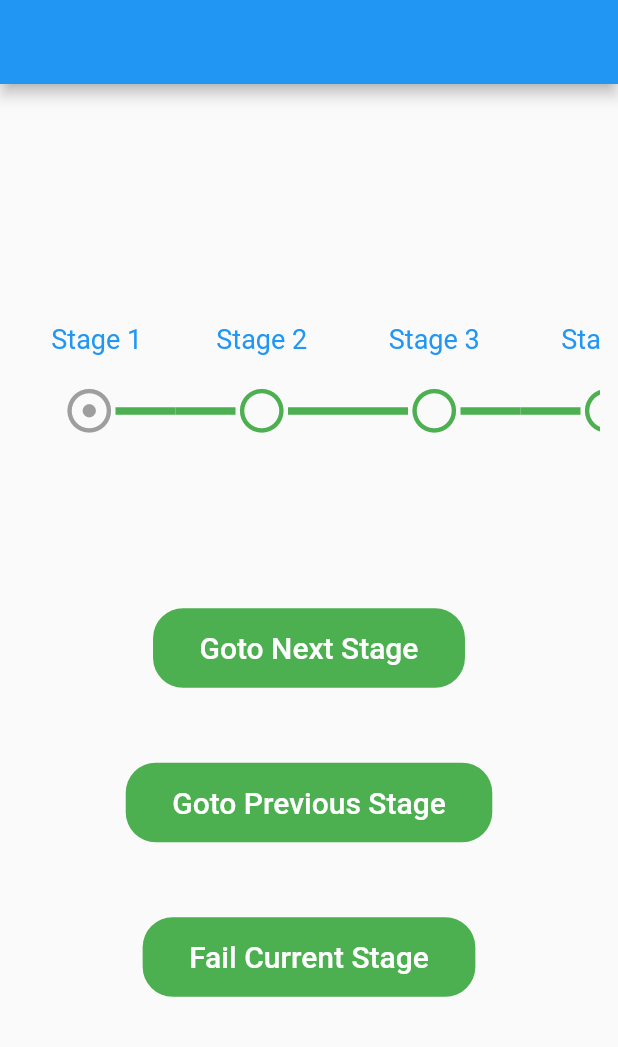
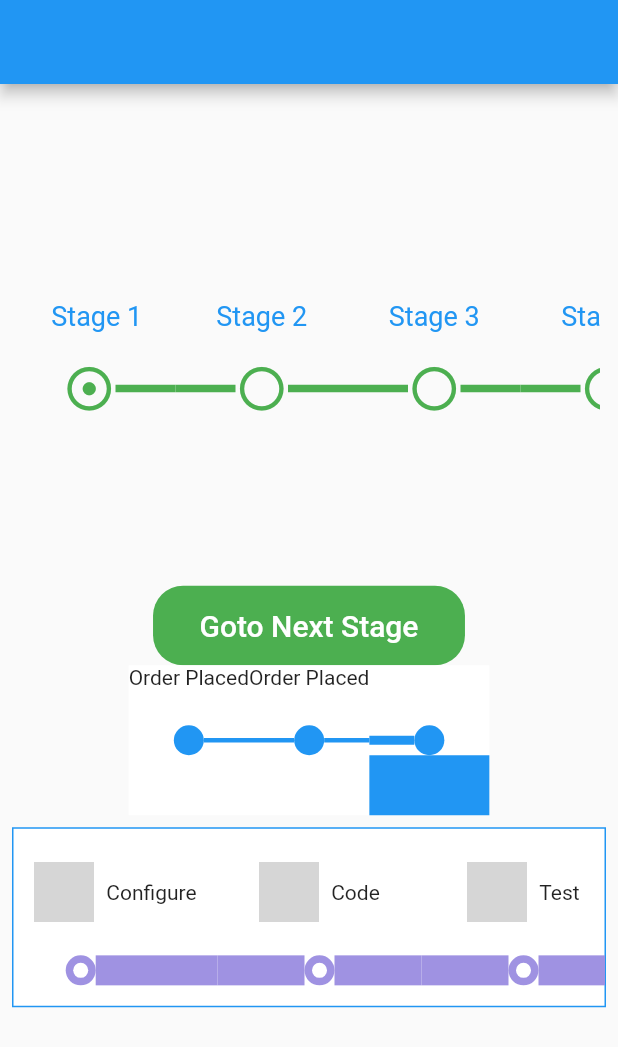
Before and after one commit to tonujewel/CustomTimeline, a Flutter app: the screen it shows after launch, on a phone screen of 412 x 824 dp. Shown: the top 1047 px of the screen. Run offline on Flutter 3.47's test engine with Material 2 defaults, Android fonts, the phone set to English and light mode, and no system bars; drawn by our look-alikes of scrollable_positioned_list, timeline_tile; grey boxes are pictures that could not be loaded.

Commit message:
new stepper added

```diff
--- a/lib/HorizontalTimeline/ProgressTimelineTopTitle.dart
+++ b/lib/HorizontalTimeline/ProgressTimelineTopTitle.dart
@@ -39,6 +39,8 @@ class ProgressTimelineTopTitle extends StatefulWidget {
   /// Style of text used to display stage title
   final TextStyle textStyle;
 
+  final int currentIndex ;
+
   ProgressTimelineTopTitle(
       {@required this.states,
         this.height,
@@ -50,13 +52,17 @@ class ProgressTimelineTopTitle extends StatefulWidget {
         this.connectorLength,
         this.connectorWidth,
         this.connectorColor,
-        this.uncheckedIcon});
+        this.uncheckedIcon,
+        this.currentIndex});
 
   final _ProgressTimelineTopTitleState state = new _ProgressTimelineTopTitleState();
 
   /// method to jump to next stage in the process.
   void gotoNextStage() {
     state.gotoNextStage();
+  }
+void currentStage(int currentStage) {
+    state.currentStage(currentStage);
   }
 
   /// method to mark the current stage as failed.
@@ -98,6 +104,12 @@ class _ProgressTimelineTopTitleState extends State<ProgressTimelineTopTitle> {
             duration: Duration(milliseconds: 1000),
             curve: Curves.fastOutSlowIn);
       }
+    });
+  }
+
+  void currentStage(int currentStage){
+    setState(() {
+      currentStageIndex = currentStage;
     });
   }
 
@@ -263,7 +275,7 @@ class _RenderedState extends StatelessWidget {
     )
         : Icon(
       Icons.adjust,
-      color: Colors.grey,
+      color: Colors.green,
       size: iconSize,
     );
   }
--- a/lib/main.dart
+++ b/lib/main.dart
@@ -1,5 +1,6 @@
 import 'package:flutter/material.dart';
 import 'package:flutter_step_indicator/HorizontalTimeline/ProgressTimelineTopTitle.dart';
+import 'package:timeline_tile/timeline_tile.dart';
 
 void main() {
   runApp(MyApp());
@@ -34,20 +35,29 @@ class _MyHomePageState extends State<MyHomePage> {
     SingleStateNew(stateTitle: "Stage 1"),
     SingleStateNew(stateTitle: "Stage 2"),
     SingleStateNew(stateTitle: "Stage 3"),
-    SingleStateNew(stateTitle: "Stage 4"),
-    SingleStateNew(stateTitle: "Stage 5"),
-    SingleStateNew(stateTitle: "Stage 6"),
-    SingleStateNew(stateTitle: "Stage 7"),
-    SingleStateNew(stateTitle: "Stage 8"),
+    SingleStateNew(stateTitle: "Stage 3"),
+    SingleStateNew(stateTitle: "Stage 3"),
+
   ];
 
+  List appSteps = [
+    'Configure',
+    'Code',
+    'Test',
+    'Deploy',
+    'Scale',
+  ];
+  int currentStep = 4;
   @override
   void initState() {
     screenProgress = new ProgressTimelineTopTitle(
       states: allStages,
       iconSize: 35,
       textStyle: TextStyle(color: Colors.blue, fontSize: 18),
+
+
     );
+
     super.initState();
   }
 
@@ -83,42 +93,143 @@ class _MyHomePageState extends State<MyHomePage> {
                 screenProgress.gotoNextStage();
               },
             ),
-            SizedBox(
-              height: 50,
+            Container(
+              constraints: const BoxConstraints(maxHeight: 100),
+              color: Colors.white,
+              child: ListView(
+                scrollDirection: Axis.horizontal,
+                shrinkWrap: true,
+                children: [
+                  TimelineTile(
+                    axis: TimelineAxis.horizontal,
+                    alignment: TimelineAlign.center,
+                    isFirst: true,
+                    indicatorStyle: const IndicatorStyle(
+                      height: 20,
+                      color: Colors.blue,
+                    ),
+                    beforeLineStyle: const LineStyle(
+                      color: Colors.blue,
+                      thickness: 3,
+                    ),
+                    startChild: Text(("Order Placed")),
+                  ), TimelineTile(
+                    axis: TimelineAxis.horizontal,
+                    alignment: TimelineAlign.center,
+                    isFirst: false,
+                    indicatorStyle: const IndicatorStyle(
+                      height: 20,
+                      color: Colors.blue,
+                    ),
+                    beforeLineStyle: const LineStyle(
+                      color: Colors.blue,
+                      thickness: 3,
+                    ),
+                    startChild: Text(("Order Placed")),
+                  ),
+                  TimelineTile(
+                    axis: TimelineAxis.horizontal,
+                    alignment: TimelineAlign.center,
+                    isLast: true,
+                    beforeLineStyle: const LineStyle(
+                      color: Colors.blue,
+                      thickness: 6,
+                    ),
+                    indicatorStyle: const IndicatorStyle(
+                      height: 20,
+                      color: Colors.blue,
+                    ),
+                    endChild: Container(
+                      constraints: const BoxConstraints(
+                        minWidth: 80,
+                      ),
+                      color: Colors.blue,
+                    ),
+                  ),
+                ],
+              ),
             ),
-            FlatButton(
-              child: Padding(
-                padding: const EdgeInsets.all(15.0),
-                child: Text(
-                  "Goto Previous Stage",
-                  style: TextStyle(fontSize: 20, color: Colors.white),
-                ),
+            Container(
+              margin: const EdgeInsets.all(8),
+              constraints: const BoxConstraints(maxHeight: 120),
+              decoration: BoxDecoration(
+                color: Colors.white,
+                border: Border.all(width: 1, color:  Colors.blue),
               ),
-              color: Colors.green,
-              shape: new RoundedRectangleBorder(
-                  borderRadius: new BorderRadius.circular(20.0)),
-              onPressed: () {
-                screenProgress.gotoPreviousStage();
-              },
-            ),
-            SizedBox(
-              height: 50,
-            ),
-            FlatButton(
-              child: Padding(
-                padding: const EdgeInsets.all(15.0),
-                child: Text(
-                  "Fail Current Stage",
-                  style: TextStyle(fontSize: 20, color: Colors.white),
-                ),
+              child: ListView.builder(
+                scrollDirection: Axis.horizontal,
+                itemCount: appSteps.length,
+                itemBuilder: (BuildContext context, int index) {
+                  var beforeLineStyle = const LineStyle(
+                    thickness: 20,
+                    color: Color(0xFFD4D4D4),
+                  );
+
+                  LineStyle afterLineStyle;
+                  if (index <= currentStep) {
+                    beforeLineStyle = const LineStyle(
+                      thickness: 20,
+                      color: Color(0xFF9F92E2),
+                    );
+                  }
+
+                  if (index == currentStep) {
+                    afterLineStyle = const LineStyle(
+                      thickness: 20,
+                      color: Color(0xFFD4D4D4),
+                    );
+                  }
+
+                  final isFirst = index == 0;
+                  final isLast = index == appSteps.length - 1;
+                  var indicatorX = 0.5;
+                  if (isFirst) {
+                    indicatorX = 0.3;
+                  } else if (isLast) {
+                    indicatorX = 0.7;
+                  }
+
+                  return TimelineTile(
+                    axis: TimelineAxis.horizontal,
+                    alignment: TimelineAlign.manual,
+                    lineXY: 0.8,
+                    isFirst: isFirst,
+                    isLast: isLast,
+                    beforeLineStyle: beforeLineStyle,
+                    afterLineStyle: afterLineStyle,
+                    hasIndicator: index <= currentStep || isLast,
+                    indicatorStyle: IndicatorStyle(
+                      width: 20,
+                      height: 20,
+                      indicatorXY: indicatorX,
+                      color: const Color(0xFFD4D4D4),
+                      indicator: index <= currentStep ? const _IndicatorApp() : null,
+                    ),
+                    startChild: Container(
+                      constraints: const BoxConstraints(minWidth: 120),
+                      margin: const EdgeInsets.all(8),
+                      child: Row(
+                        mainAxisAlignment: MainAxisAlignment.center,
+                        children: [
+                          Image.asset('assets/app/$index.png', height: 40),
+                          const SizedBox(width: 8),
+                          Text(
+                            appSteps[index],
+                            // style: GoogleFonts.sniglet(
+                            //   fontSize: 14,
+                            //   color: index <= currentStep
+                            //       ? const Color(0xFF9F92E2)
+                            //       : const Color(0xFFD4D4D4),
+                            // ),
+                          )
+                        ],
+                      ),
+                    ),
+                  );
+                },
               ),
-              color: Colors.green,
-              shape: new RoundedRectangleBorder(
-                  borderRadius: new BorderRadius.circular(20.0)),
-              onPressed: () {
-                screenProgress.failCurrentStage();
-              },
             )
+
           ],
         ),
       ),
@@ -126,3 +237,28 @@ class _MyHomePageState extends State<MyHomePage> {
     );
   }
 }
+
+
+class _IndicatorApp extends StatelessWidget {
+  const _IndicatorApp();
+
+  @override
+  Widget build(BuildContext context) {
+    return Container(
+      decoration: const BoxDecoration(
+        shape: BoxShape.circle,
+        color: Color(0xFF9F92E2),
+      ),
+      child: Center(
+        child: Container(
+          width: 10,
+          height: 10,
+          decoration: const BoxDecoration(
+            shape: BoxShape.circle,
+            color: Colors.white,
+          ),
+        ),
+      ),
+    );
+  }
+}
--- a/pubspec.yaml
+++ b/pubspec.yaml
@@ -25,6 +25,7 @@ dependencies:
     sdk: flutter
 
   progress_timeline: ^0.0.5
+  timeline_tile: ^1.0.0
 
 
   # The following adds the Cupertino Icons font to your application.
```
Also changed, not shown: pubspec.lock.
